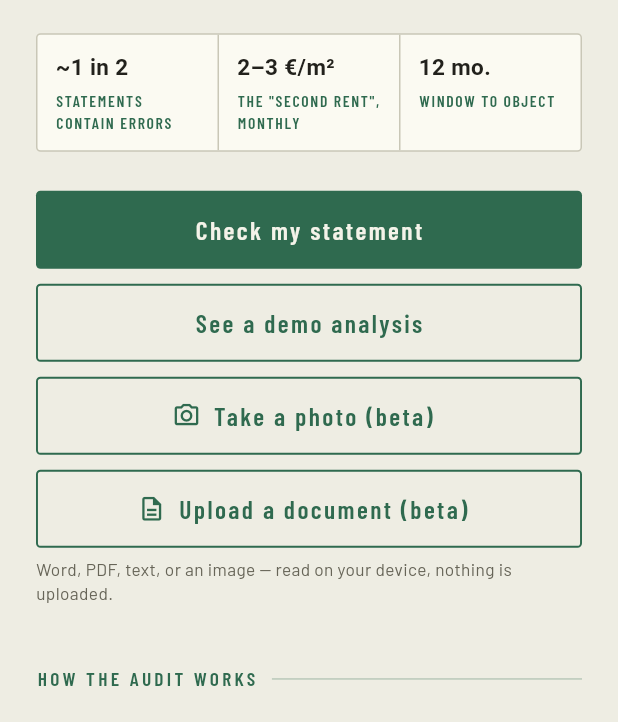
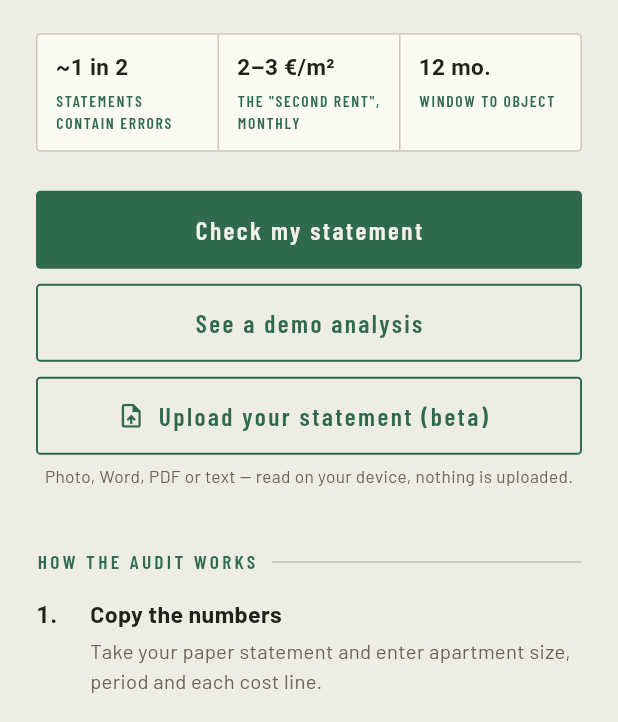
Before and after one commit to Devastating-Phoenix/nebencheck, a Flutter app: the screen it shows after launch, on a phone screen of 412 x 824 dp, the part 514-1236 px from its top. Run offline on Flutter 3.47's test engine with Material 3 defaults, Android fonts, the phone set to English and light mode, and no system bars; our stand-ins replace google_fonts, pdf, shared_preferences; missing offline and left inert: dart:html, dart:js_interop.

Commit message:
Combine import into one button with a camera/document chooser
Single "Upload your statement" button opens a bottom sheet to choose between
"Take a photo" (camera OCR) and "Choose a document" (Word/PDF/text). The pick
is triggered synchronously in the option's tap to preserve the mobile
user-activation the file picker needs. Local only.

Co-Authored-By: Claude Fable 5 <noreply@anthropic.com>

```diff
--- a/lib/screens/home_screen.dart
+++ b/lib/screens/home_screen.dart
@@ -140,7 +140,7 @@ class HomeScreen extends StatelessWidget {
               child: Text(tr('See a demo analysis', 'Demo-Analyse ansehen')),
             ),
             const SizedBox(height: 10),
-            const _ImportButtons(),
+            const _ImportButton(),
             if (history.isNotEmpty) ...[
               const SizedBox(height: 30),
               Row(
@@ -263,37 +263,98 @@ class HomeScreen extends StatelessWidget {
   }
 }
 
-/// Two beta import options — a camera photo (OCR) or a document (Word / PDF /
-/// text, read directly). Both run on-device, parse the text, and prefill the
-/// form for the user to review before analyzing. Web-only; elsewhere the
-/// bridge is inert and the tap just reports that nothing was found.
-class _ImportButtons extends StatefulWidget {
-  const _ImportButtons();
+/// One beta import button. Tapping it opens a chooser between a camera photo
+/// (OCR) and a document (Word / PDF / text, read directly). Both run on-device,
+/// parse the text, and prefill the form for the user to review before
+/// analyzing. Web-only; elsewhere the bridge is inert.
+class _ImportButton extends StatefulWidget {
+  const _ImportButton();
 
   @override
-  State<_ImportButtons> createState() => _ImportButtonsState();
+  State<_ImportButton> createState() => _ImportButtonState();
 }
 
-class _ImportButtonsState extends State<_ImportButtons> {
+class _ImportButtonState extends State<_ImportButton> {
   bool _running = false;
-  int? _active; // 0 = photo, 1 = document
 
-  Future<void> _run(int which, Future<String?> Function() source) async {
+  void _openChooser() {
     if (_running) return;
-    setState(() {
-      _running = true;
-      _active = which;
-    });
+    showModalBottomSheet<void>(
+      context: context,
+      backgroundColor: AppColors.card,
+      shape: const RoundedRectangleBorder(
+        borderRadius: BorderRadius.vertical(top: Radius.circular(14)),
+      ),
+      builder: (sheetCtx) => SafeArea(
+        child: Column(
+          mainAxisSize: MainAxisSize.min,
+          children: [
+            Padding(
+              padding: const EdgeInsets.fromLTRB(20, 16, 20, 4),
+              child: Align(
+                alignment: Alignment.centerLeft,
+                child: Text(
+                  tr('Add your statement', 'Abrechnung hinzufügen'),
+                  style: AppText.display(size: 19),
+                ),
+              ),
+            ),
+            _option(
+              sheetCtx,
+              Icons.photo_camera_outlined,
+              tr('Take a photo', 'Foto aufnehmen'),
+              tr('Use your camera', 'Mit der Kamera'),
+              () => pickAndRecognize(),
+            ),
+            _option(
+              sheetCtx,
+              Icons.description_outlined,
+              tr('Choose a document', 'Dokument wählen'),
+              tr('Word, PDF, or text file', 'Word-, PDF- oder Textdatei'),
+              () => pickAndReadDocument(),
+            ),
+            const SizedBox(height: 8),
+          ],
+        ),
+      ),
+    );
+  }
+
+  Widget _option(
+    BuildContext sheetCtx,
+    IconData icon,
+    String title,
+    String subtitle,
+    Future<String?> Function() source,
+  ) {
+    return ListTile(
+      leading: Icon(icon, color: AppColors.primary),
+      title: Text(
+        title,
+        style: const TextStyle(
+          fontWeight: FontWeight.w700,
+          color: AppColors.ink,
+        ),
+      ),
+      subtitle: Text(subtitle,
+          style: const TextStyle(color: AppColors.inkSoft, fontSize: 12.5)),
+      // Trigger the file pick synchronously within this tap (so mobile keeps
+      // the user-activation the picker needs), then close the sheet.
+      onTap: () {
+        _run(source);
+        Navigator.pop(sheetCtx);
+      },
+    );
+  }
+
+  Future<void> _run(Future<String?> Function() source) async {
+    if (_running) return;
+    setState(() => _running = true);
     String? text;
     try {
       text = await source();
     } finally {
-      if (mounted) {
-        setState(() {
-          _running = false;
-          _active = null;
-        });
-      }
+      if (mounted) setState(() => _running = false);
     }
     if (!mounted) return;
 
@@ -328,47 +389,36 @@ class _ImportButtonsState extends State<_ImportButtons> {
     ScaffoldMessenger.of(context).showSnackBar(SnackBar(content: Text(msg)));
   }
 
-  Widget _button(
-    int which,
-    IconData icon,
-    String label,
-    Future<String?> Function() source,
-  ) {
-    final busy = _running && _active == which;
-    return OutlinedButton.icon(
-      onPressed: _running ? null : () => _run(which, source),
-      icon: busy
-          ? const SizedBox(
-              width: 16,
-              height: 16,
-              child: CircularProgressIndicator(strokeWidth: 2),
-            )
-          : Icon(icon, size: 19),
-      label: Text(busy ? tr('Reading…', 'Wird gelesen…') : label),
-    );
-  }
-
   @override
   Widget build(BuildContext context) {
     return Column(
       children: [
-        _button(
-          0,
-          Icons.photo_camera_outlined,
-          tr('Take a photo (beta)', 'Foto aufnehmen (Beta)'),
-          () => pickAndRecognize(),
-        ),
-        const SizedBox(height: 10),
-        _button(
-          1,
-          Icons.description_outlined,
-          tr('Upload a document (beta)', 'Dokument hochladen (Beta)'),
-          () => pickAndReadDocument(),
-        ),
+        _running
+            ? OutlinedButton(
+                onPressed: null,
+                child: Row(
+                  mainAxisSize: MainAxisSize.min,
+                  children: [
+                    const SizedBox(
+                      width: 16,
+                      height: 16,
+                      child: CircularProgressIndicator(strokeWidth: 2),
+                    ),
+                    const SizedBox(width: 10),
+                    Text(tr('Reading…', 'Wird gelesen…')),
+                  ],
+                ),
+              )
+            : OutlinedButton.icon(
+                onPressed: _openChooser,
+                icon: const Icon(Icons.upload_file_outlined, size: 19),
+                label: Text(tr('Upload your statement (beta)',
+                    'Abrechnung hochladen (Beta)')),
+              ),
         const SizedBox(height: 6),
         Text(
-          tr('Word, PDF, text, or an image — read on your device, nothing is uploaded.',
-              'Word, PDF, Text oder Bild — auf Ihrem Gerät gelesen, nichts wird hochgeladen.'),
+          tr('Photo, Word, PDF or text — read on your device, nothing is uploaded.',
+              'Foto, Word, PDF oder Text — auf Ihrem Gerät gelesen, nichts wird hochgeladen.'),
           style: const TextStyle(
             fontSize: 11.5,
             color: AppColors.inkSoft,
```
